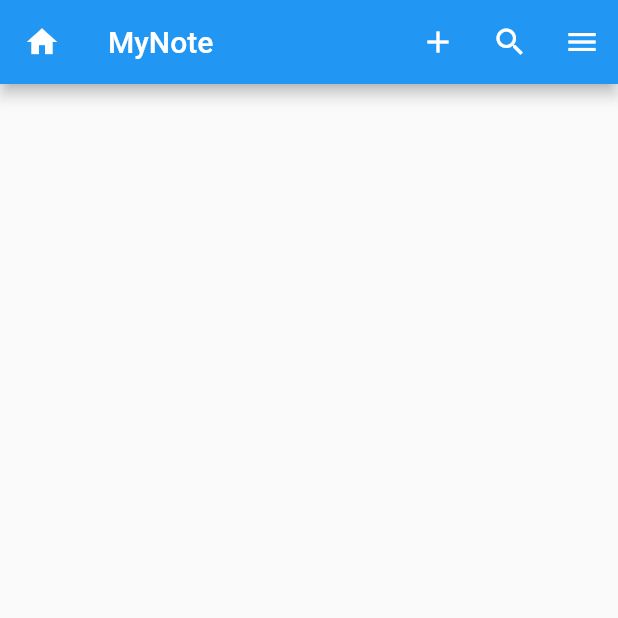
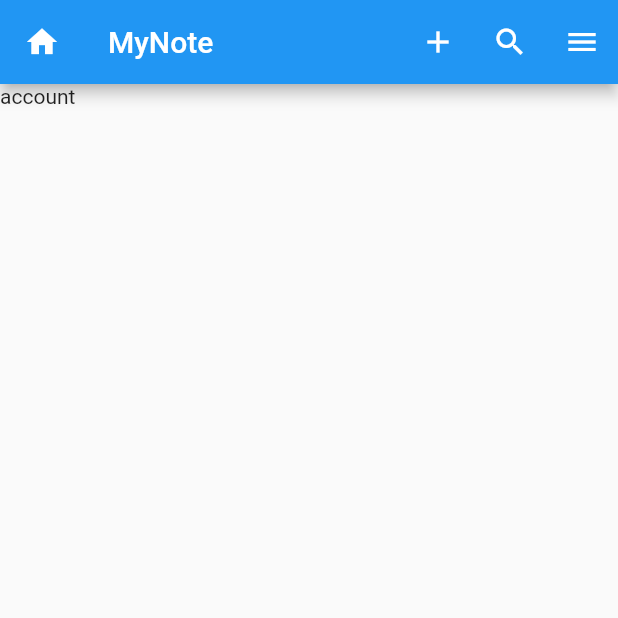
Before and after one commit to AlexZhoushaocheng/my_note, a Flutter app: the screen it shows after launch, after a tap on the "add" icon, on a phone screen of 412 x 824 dp, the top half of it. Run offline on Flutter 3.47's test engine with Material 2 defaults, Android fonts, the phone set to English and light mode, and no system bars; statements that could not run were skipped.

Commit message:
mod data manage

```diff
--- /dev/null
+++ b/lib/account_model.dart
@@ -0,0 +1,40 @@
+import 'dart:collection';
+import 'package:flutter/widgets.dart';
+import 'data_manager.dart';
+
+class Account{
+  Account({this.account,this.username,this.password,this.remark});
+  String account ='';
+  String username = '';
+  String password = '';
+  String remark = '';
+
+  Map toMap() => {'account':account,'username':account,'password':account,'remark':account= ''};
+
+  Account.formMap(Map acc):
+    account = acc['account'],
+    username = acc['username'],
+    password = acc['password'],
+    remark = acc['remark'] ;
+}
+
+class AccountModel extends ChangeNotifier
+{
+  List<Account> _list = [];
+  UnmodifiableListView<Account> get items => UnmodifiableListView(_list);
+
+  void load({bool notify = true})
+  {
+    _list = DataManger().getAccounts();
+
+    if(notify) notifyListeners();
+
+    print("#### ${_list.length}");
+  }
+
+  void add(Account acc)
+  {
+    _list.add(acc);
+    notifyListeners();
+  }
+}
--- a/lib/config_manager.dart
+++ /dev/null
@@ -1,60 +0,0 @@
-import 'dart:convert';
-import 'dart:io';
-import 'package:path_provider/path_provider.dart';
-
-class ConfigManger {
-  factory ConfigManger() => _getInstance();
-
-  static ConfigManger _instance;
-
-  ConfigManger._();
-
-  static ConfigManger _getInstance() {
-    if (null == _instance) {
-      _instance = new ConfigManger._();
-    }
-    return _instance;
-  }
-
-  JsonCodec _jCodec = new JsonCodec();
-
-  //密码
-  String _strPassword = '';
-
-  //文件路径
-  String _strAppPath = '';
-
-  //json 数据，包含所有配置
-  Map<String, dynamic> _json = {};
-
-  Future<bool> loadConfig() async {
-    Directory dir = await getApplicationDocumentsDirectory();
-    _strAppPath = dir.path;
-
-    File file = new File("$_strAppPath/config.json");
-
-    String strJsonData = '';
-
-    return await file.exists().then((success) {
-      if (success) {
-        strJsonData = file.readAsStringSync();
-        _json = _jCodec.decode(strJsonData);
-        _strPassword = _json["password"];
-        return true;
-      } else {
-        return false;
-      }
-    });
-  }
-
-  void setPassword(String password) async {
-    File file = new File("$_strAppPath/config.json");
-
-    _json["password"] = password;
-
-    print(_jCodec.encode(_json));
-    await file.writeAsString(_jCodec.encode(_json), flush: true);
-  }
-
-  String getPassword() => _strPassword;
-}
--- /dev/null
+++ b/lib/data_manager.dart
@@ -0,0 +1,127 @@
+import 'dart:convert';
+import 'dart:io';
+import 'package:path_provider/path_provider.dart';
+import 'account_model.dart';
+
+class DataManger {
+  factory DataManger() => _getInstance();
+
+  static DataManger _instance;
+
+  DataManger._();
+
+  static DataManger _getInstance() {
+    if (null == _instance) {
+      _instance = new DataManger._();
+    }
+    return _instance;
+  }
+
+  JsonCodec _jCodec = new JsonCodec();
+
+  //密码
+  String _strPassword = '';
+
+  //文件路径
+  String _strAppPath = '';
+
+  //json 数据，包含所有配置
+  Map<String, dynamic> _json = {};
+
+  Future<bool> loadConfig() async {
+    Directory dir = await getApplicationDocumentsDirectory();
+    _strAppPath = dir.path;
+
+    File file = new File("$_strAppPath/config.json");
+
+    String strJsonData = '';
+
+    return await file.exists().then((success) {
+      if (success) {
+        strJsonData = file.readAsStringSync();
+        _json = _jCodec.decode(strJsonData);
+        _strPassword = _json["login_password"];
+
+        print(_json);
+        return true;
+      } else {
+        return false;
+      }
+    });
+  }
+
+  void setPassword(String password) async {
+    _json["login_password"] = password;
+
+    saveData();
+  }
+
+  //保存
+  void saveData() async {
+    File file = new File("$_strAppPath/config.json");
+    await file.writeAsString(_jCodec.encode(_json), flush: true);
+  }
+
+  //插入
+  void addAccountInfo(Account account) {
+    List accList = _json['accountInfoList'];
+    accList ??= [];
+    accList.add(account.toMap());
+    _json['accountInfoL ist'] = accList;
+    saveData();
+  }
+
+  // 删除
+  bool delAccountInfo(String account) {
+    bool ret = false;
+    List accList = _json['accountInfoList'];
+    if (accList != null) {
+      accList.forEach((e) {
+        if (e is Map) {
+          if (e['account'] == account) {
+            ret = accList.remove(e);
+            _json['accountInfoList'] = accList;
+            saveData();
+          }
+        }
+      });
+    }
+    return ret;
+  }
+
+  //修改
+  bool modAccountInfo(Account account) {
+    bool ret = false;
+    List accList = _json['accountInfoList'];
+    if (accList != null) {
+      accList.forEach((e) {
+        if (e is Map) {
+          if (e['account'] == account.account) {
+            ret = accList.remove(e);
+            accList.add(account.toMap());
+            _json['accountInfoList'] = accList;
+            saveData();
+          }
+        }
+      });
+    }
+    return ret;
+  }
+
+  //
+  List<Account> getAccounts() {
+    List<Account> accs = [];
+    List accList = _json['accountInfoList'];
+    if (accList != null) {
+      accList.forEach((e) {
+        if (e is Map) {
+          accs.add(Account.formMap(e));
+        }
+      });
+    }
+
+    return accs;
+  }
+
+  String get password => _strPassword;
+}
--- a/lib/main.dart
+++ b/lib/main.dart
@@ -1,43 +1,26 @@
 import 'package:flutter/material.dart';
-import 'package:my_note/AccountModel.dart';
+import 'account_model.dart';
 import 'login.dart';
-import 'config_manager.dart';
+import 'data_manager.dart';
 import 'main_widget.dart';
 import 'package:provider/provider.dart';
 
 main(List<String> args) async {
-  ConfigManger configManger = new ConfigManger();
-  await configManger.loadConfig().then((value) {
-    if (value) {
-      print('success');
-    } else {
-      print('load config failed');
-      //configManger.setPassword('3456');
-    }
-  });
+  DataManger configManger = new DataManger();
+  await configManger.loadConfig();
 
-  runApp(ChangeNotifierProvider(
+  Account account = Account(account: 'baidu',username: 'uname',password: '14725',remark: '');
+  //configManger.addAccountInfo(account);
+
+  runApp(new ChangeNotifierProvider(
     builder: (context) => AccountModel(),
     child: MaterialApp(
-      home: configManger.getPassword().isNotEmpty
-          ? new Login()
-          : new MainWidget(),
+      home: configManger.password != null && configManger.password.isNotEmpty ? new Login() : new MainWidget(),
+
       routes: <String, WidgetBuilder>{
         "/home": (_) => new MainWidget(),
         "/login": (_) => new Login()
       },
     ),
   ));
-
-//如果配置中密码不为空，则转到登陆页面
-// if(configManger.getPassword().isNotEmpty)
-// {
-
-// }
-
-  // runApp(MaterialApp(
-  //   home: new Login(() {
-  //     print("login sueccess!");
-  //   }),
-  // ));
 }
--- a/lib/main_widget.dart
+++ b/lib/main_widget.dart
@@ -1,31 +1,45 @@
 import 'package:flutter/material.dart';
-import 'config_manager.dart';
+import 'package:provider/provider.dart';
+import 'data_manager.dart';
+import 'account_model.dart';
+
 
 class MainWidget extends StatefulWidget{
   @override
   State<StatefulWidget> createState() {
     return MainWidgetState();
   }
+
+
 }
 
 class MainWidgetState extends State<MainWidget>{
   @override
   Widget build(BuildContext context) {
+
+    var accounts = Provider.of<AccountModel>(context).items;
+
     return new Scaffold(
       appBar: AppBar(
         leading: new IconButton(icon: Icon(Icons.home),onPressed: (){},),
         title: Text("MyNote"),
         actions: <Widget>[
-          IconButton(icon: Icon(Icons.add),onPressed: (){},),
+          IconButton(icon: Icon(Icons.add),onPressed: (){
+            Provider.of<AccountModel>(context).add(Account(account: "account"));
+          }),
           IconButton(icon: Icon(Icons.search),onPressed: (){},),
           IconButton(icon: Icon(Icons.menu),onPressed: (){},),
         ],
         ),
         body: ListView(
-          children: <Widget>[
-
-          ],
+          children: List<Widget>.generate(accounts.length, (index){return GestureDetector(child: Text('${accounts[index].account}'));}),
         ),
     );
   }
+
+  @override
+  void initState() {
+    super.initState();
+    Provider.of<AccountModel>(context,listen: false).load(notify: false);
+  }
 }
```
Also changed, not shown: lib/AccountModel.dart (deleted, +0 -20 lines), lib/login.dart (+13 -5 lines), pubspec.lock, 3 other files.
